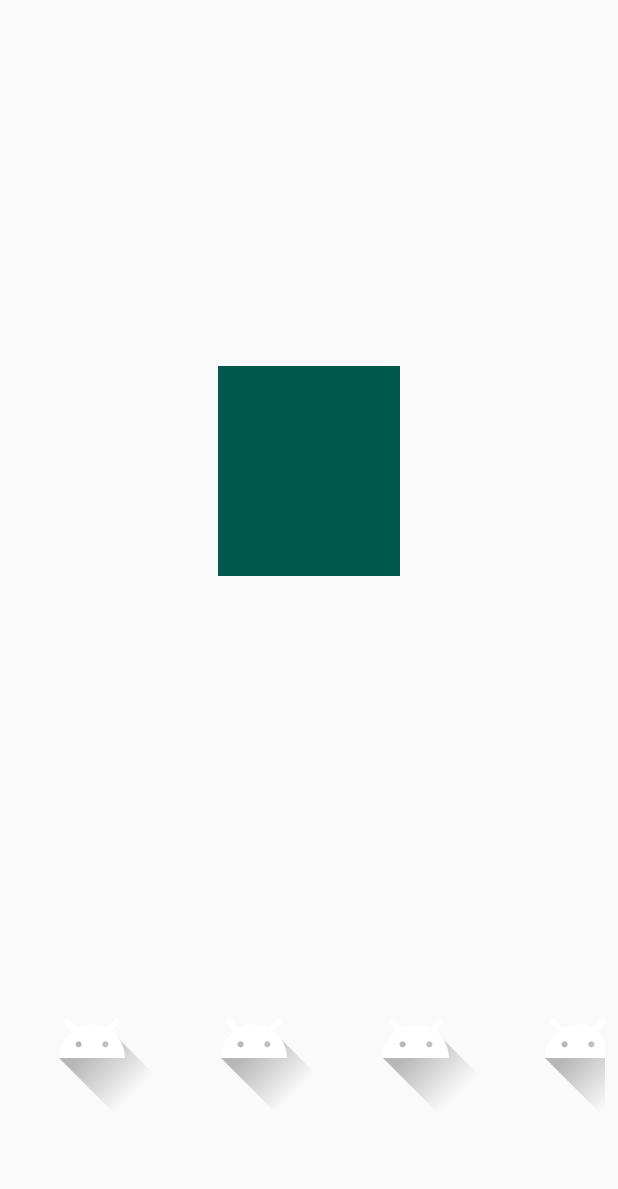
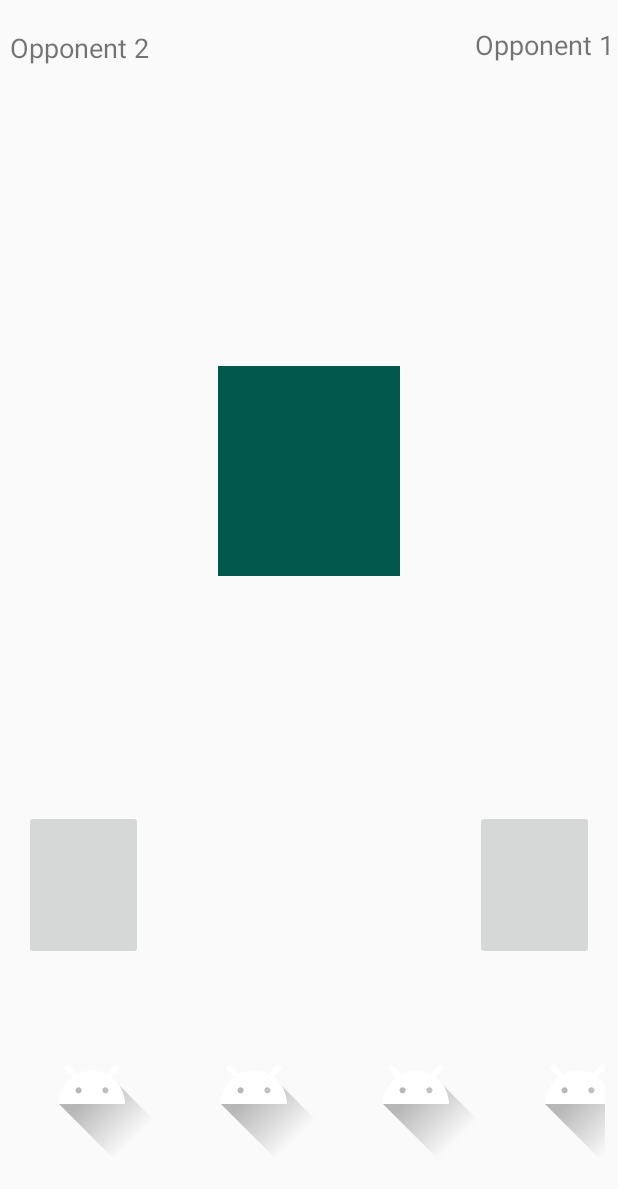
Before and after one commit to thenry3/CreativeLabs-Tongits, an Android app: the Game screen opened directly, with no data from a screen before it, on a phone screen of 412 x 824 dp. Shown: the top 1189 px of the screen. Run offline under Robolectric (Android 15) with nearby library versions, the phone set to English and light mode, and no system bars; libraries missing offline, so code that uses them is left out: java.security.acl.

Commit message:
Added functionality to change image of top card discard piles

```diff
--- a/app/src/main/java/com/example/tongits/Game.java
+++ b/app/src/main/java/com/example/tongits/Game.java
@@ -20,6 +20,9 @@ public class Game extends AppCompatActivity {
 
     ImageView mainDeckView; //the icon for the main deck
     LinearLayout viewHand; //holds player's cards
+    ImageButton AI1DiscardView;
+    ImageButton playerDiscardView;
+    ImageButton AI2DiscardView;
 
 
     ArrayList<Card> playerHand; //array to hold player's cards
@@ -40,9 +43,13 @@ public class Game extends AppCompatActivity {
         super.onCreate(savedInstanceState);
         setContentView(R.layout.activity_game);
 
+        // initialize variables with Views
         mainDeckView = findViewById(R.id.cardDeck);
         viewHand = findViewById(R.id.playerHand);
         viewHand.getLayoutParams().width = 100;
+        AI1DiscardView = findViewById(R.id.AI1DiscardPile);
+        AI2DiscardView = findViewById(R.id.AI2DiscardPile);
+        playerDiscardView = findViewById(R.id.playerDiscardPile);
 
         final Deck deckOfCards = new Deck();
 
@@ -61,6 +68,11 @@ public class Game extends AppCompatActivity {
         dealCards(deckOfCards, AI1Hand, 12);
         dealCards(deckOfCards, AI2Hand, 12);
 
+        // initialize discard piles
+        AI1Discard = new ArrayList<>();
+        AI2Discard = new ArrayList<>();
+        playerDiscard = new ArrayList<>();
+
         // update player hand view
         updateHand();
 
@@ -73,17 +85,31 @@ public class Game extends AppCompatActivity {
                         deckOfCards.removeCard();
                         updateHand();
                         playerDrawTurn = false;
+                        AITurn(deckOfCards);
                     }
                 }
             });
 
+        AI1DiscardView.setOnClickListener(new View.OnClickListener() {
+            @Override
+            public void onClick(View v) {
 
+            }
+        });
 
-//            updateHand();
-//
-//            AITurn(deckOfCards);
-//
-//        }
+        AI2DiscardView.setOnClickListener(new View.OnClickListener() {
+            @Override
+            public void onClick(View v) {
+
+            }
+        });
+
+        playerDiscardView.setOnClickListener(new View.OnClickListener() {
+            @Override
+            public void onClick(View v) {
+
+            }
+        });
 
 
     }
@@ -118,14 +144,16 @@ public class Game extends AppCompatActivity {
         int highcardindex = findHighestCard(AI1Hand);
         AI1Discard.add(AI1Hand.get(highcardindex));
         AI1Hand.remove(highcardindex);
+        setNewCardImage(AI1Discard.get(AI1Discard.size() - 1).getSuit(), AI1Discard.get(AI1Discard.size() - 1).getValue(), AI1DiscardView);
 
-        try {
-            TimeUnit.SECONDS.sleep(2);
-        }
-        catch(InterruptedException ex)
-        {
-            Thread.currentThread().interrupt();
-        }
+
+//        try {
+//            TimeUnit.SECONDS.sleep(2);
+//        }
+//        catch(InterruptedException ex)
+//        {
+//            Thread.currentThread().interrupt();
+//        }
 
         // AI 2 turn
         AI2Hand.add(deck.topCard());
@@ -133,6 +161,7 @@ public class Game extends AppCompatActivity {
         highcardindex = findHighestCard(AI2Hand);
         AI2Discard.add(AI2Hand.get(highcardindex));
         AI2Hand.remove(highcardindex);
+        setNewCardImage(AI2Discard.get(AI2Discard.size() - 1).getSuit(), AI2Discard.get(AI2Discard.size() - 1).getValue(), AI2DiscardView);
 
         playerDrawTurn = true; //end AIs' turns
 
--- a/app/src/main/res/layout/activity_game.xml
+++ b/app/src/main/res/layout/activity_game.xml
@@ -5,6 +5,41 @@
     android:layout_width="match_parent"
     android:layout_height="match_parent"
     tools:context=".Game">
+
+    <TextView
+        android:id="@+id/AI1Label"
+        android:layout_width="93dp"
+        android:layout_height="25dp"
+        android:text="Opponent 1"
+        android:textSize="18sp"
+        app:layout_constraintBottom_toBottomOf="parent"
+        app:layout_constraintEnd_toEndOf="parent"
+        app:layout_constraintHorizontal_bias="0.993"
+        app:layout_constraintStart_toStartOf="parent"
+        app:layout_constraintTop_toTopOf="parent"
+        app:layout_constraintVertical_bias="0.022" />
+
+    <ImageButton
+        android:id="@+id/AI1DiscardPile"
+        android:layout_width="79dp"
+        android:layout_height="100dp"
+        android:background="#00FFFFFF"
+        app:layout_constraintBottom_toBottomOf="parent"
+        app:layout_constraintEnd_toEndOf="parent"
+        app:layout_constraintStart_toStartOf="parent"
+        app:layout_constraintTop_toTopOf="parent"
+        app:layout_constraintVertical_bias="0.026" />
+
+    <ImageButton
+        android:id="@+id/playerDiscardPile"
+        android:layout_width="79dp"
+        android:layout_height="100dp"
+        app:layout_constraintBottom_toBottomOf="parent"
+        app:layout_constraintEnd_toEndOf="parent"
+        app:layout_constraintHorizontal_bias="0.951"
+        app:layout_constraintStart_toStartOf="parent"
+        app:layout_constraintTop_toTopOf="parent"
+        app:layout_constraintVertical_bias="0.746" />
 
     <ImageView
         android:id="@+id/cardDeck"
@@ -30,7 +65,7 @@
         app:layout_constraintHorizontal_bias="0.466"
         app:layout_constraintStart_toStartOf="parent"
         app:layout_constraintTop_toTopOf="parent"
-        app:layout_constraintVertical_bias="0.929">
+        app:layout_constraintVertical_bias="0.973">
 
         <LinearLayout
             android:id="@+id/playerHand"
@@ -39,4 +74,28 @@
             android:orientation="horizontal" />
     </HorizontalScrollView>
 
+    <ImageButton
+        android:id="@+id/AI2DiscardPile"
+        android:layout_width="79dp"
+        android:layout_height="100dp"
+        app:layout_constraintBottom_toBottomOf="parent"
+        app:layout_constraintEnd_toEndOf="parent"
+        app:layout_constraintHorizontal_bias="0.048"
+        app:layout_constraintStart_toStartOf="parent"
+        app:layout_constraintTop_toTopOf="parent"
+        app:layout_constraintVertical_bias="0.746" />
+
+    <TextView
+        android:id="@+id/AI2Label"
+        android:layout_width="wrap_content"
+        android:layout_height="wrap_content"
+        android:text="Opponent 2"
+        android:textSize="18sp"
+        app:layout_constraintBottom_toBottomOf="parent"
+        app:layout_constraintEnd_toEndOf="parent"
+        app:layout_constraintHorizontal_bias="0.021"
+        app:layout_constraintStart_toStartOf="parent"
+        app:layout_constraintTop_toTopOf="parent"
+        app:layout_constraintVertical_bias="0.024" />
+
 </android.support.constraint.ConstraintLayout>
```
